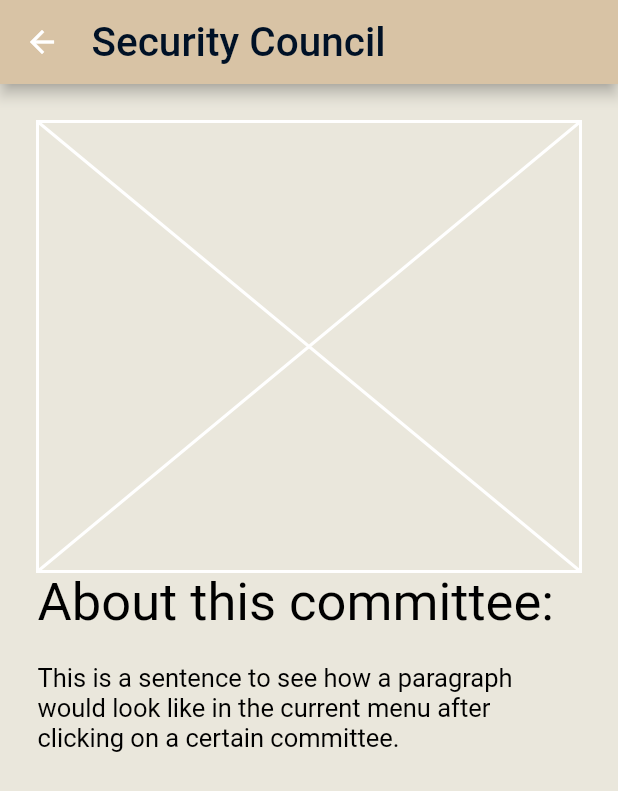
After one commit to po40361/MUNHelperApp, a Flutter app: the ResoHelpPage screen opened directly, after a tap on "Security Council", on a phone screen of 412 x 824 dp. The commit adds this screen. Shown: the top 791 px of the screen. Run offline on Flutter 3.47's test engine with Material 2 defaults, Android fonts, the phone set to English and light mode, and no system bars.

Commit message:
Added richtext for pages

```diff
--- a/lib/src/pages.dart
+++ b/lib/pages/branch1/ResoHelp.dart
@@ -1,5 +1,10 @@
 import 'package:flutter/material.dart';
-import 'colors.dart';
+import 'package:helloflutter/src/colors.dart';
+import 'package:helloflutter/pages/branch1/ResoHelpBranch2/DisarmamentCommittees.dart';
+import 'package:helloflutter/pages/branch1/ResoHelpBranch2/EnvironmentalCommittees.dart';
+import 'package:helloflutter/pages/branch1/ResoHelpBranch2/GeneralAssembly.dart';
+import 'package:helloflutter/pages/branch1/ResoHelpBranch2/SecurityCouncil.dart';
+import 'package:helloflutter/pages/branch1/ResoHelpBranch2/HumanRightsCouncil.dart';
 
 
 class ResoHelpPage extends StatefulWidget{
@@ -41,44 +46,11 @@ class ResoHelpPageState extends State<ResoHelpPage>{
             SelectCommitteeButton(500.0, 100.0, 'Security Council'),
             SelectCommitteeButton(500.0, 100.0, 'Human Rights Council'),
             SelectCommitteeButton(500.0, 100.0, 'General Assembly'),
-            SelectCommitteeButton(500.0, 100.0, 'ECOSOC'),
-            SelectCommitteeButton(500.0, 100.0, 'Disarmament')
+            SelectCommitteeButton(500.0, 100.0, 'Environmental Committees'),
+            SelectCommitteeButton(500.0, 100.0, 'Disarmament Committees')
           ]
         ),
     );
-  }
-}
-
-
-
-class InConferenceHelpPage extends StatefulWidget{
-  @override
-  State<StatefulWidget> createState(){
-  return InConferenceHelpPageState();
-
-  }
-}
-
-class InConferenceHelpPageState extends State<InConferenceHelpPage>{
-  @override
-  Widget build (BuildContext context){
-    return Scaffold(
-    backgroundColor: bgColor,
-    appBar: AppBar(
-      titleSpacing: 5.0,
-      title:
-      Center(
-              child: Text(
-          'In-Conference Help',
-          style: TextStyle(
-            color: textColor,
-            fontSize: 27.0
-          ),
-        ),
-      ),
-      backgroundColor: barColor
-    ),
-  );
   }
 }
 
@@ -105,15 +77,22 @@ class SelectCommitteeButton extends StatelessWidget{
           borderRadius: BorderRadius.circular(20)
         ),
         child:
-        Center(
-            child: Text(name,
+        Wrap(
+          direction: Axis.horizontal,
+          children: <Widget>[
+            Text(name,
               style: TextStyle(
               color: textColor,
-              fontSize: 25.0
-            )
-          ),
+              fontSize: 25.0),
+              textAlign: TextAlign.center,
+          ),]
         ),
         onPressed: (){
+
+          if (name == 'Security Council')
+          Navigator.push(context, MaterialPageRoute(builder: (context) => SecurityCouncilPage()));
+
+
           },
         )
       );
--- /dev/null
+++ b/lib/pages/branch1/ResoHelpBranch2/SecurityCouncil.dart
@@ -0,0 +1,74 @@
+import 'package:flutter/material.dart';
+import 'package:helloflutter/src/colors.dart';
+
+class SecurityCouncilPage extends StatefulWidget{
+  @override
+  State<StatefulWidget> createState(){
+  return SecurityCouncilPageState();
+  }
+}
+
+class SecurityCouncilPageState extends State<SecurityCouncilPage>{
+  @override
+  Widget build (BuildContext context){
+    return Scaffold(
+    backgroundColor: bgColor,
+    appBar: AppBar(
+      titleSpacing: 5.0,
+      title: Text(
+        'Security Council',
+        style: TextStyle(
+          color: textColor,
+          fontSize: 27.0
+        ),
+      ),
+      backgroundColor: barColor
+    ),
+    body:
+        ListView(
+          scrollDirection: Axis.vertical,
+          padding: const EdgeInsets.all(20.0),
+          children:[
+            Container(
+              alignment: Alignment(0, -0.93),
+              padding: EdgeInsets.all(5.0),
+              child:
+                Wrap(
+                  direction: Axis.horizontal,
+                  //alignment: WrapAlignment.center,
+                  children: <Widget>[
+                      Placeholder(
+                        color: Color(0xFFFFFFFF),
+                        fallbackWidth: 300.0,
+                        fallbackHeight: 300.0),
+                      Center(
+                        child: RichText(
+                          text:TextSpan(
+                          style: TextStyle(
+                            color: Colors.black),
+                          children: <TextSpan>[
+                            TextSpan(
+                              text:'About this committee:\n',
+                              style: TextStyle(fontSize: 35.0)),
+
+                            TextSpan(
+                              text:'\nThis is a sentence to see how a paragraph would look like in the current menu after clicking on a certain committee.',
+                              style: TextStyle(fontSize: 17.0))
+                              ]),
+                          textAlign: TextAlign.left,
+                        ),
+                      ),
+                        /*Text('Points of Information',
+                          style: TextStyle(
+                            fontSize: 40.0
+                            font),
+                          textAlign: TextAlign.center)*/
+
+                    ]
+                )
+            )
+          ]
+        ),
+    );
+  }
+}
```
Also changed, not shown: lib/pages/branch1/InConferenceHelp.dart (added, +70 -0 lines), lib/pages/branch1/TrollingGuide.dart (added, +70 -0 lines), lib/src/app.dart (+4 -10 lines), flutter_01.png (added), flutter_02.png (added), lib/pages/branch1/ResoHelpBranch2/DisarmamentCommittees.dart (added), lib/pages/branch1/ResoHelpBranch2/EnvironmentalCommittees.dart (added), lib/pages/branch1/ResoHelpBranch2/GeneralAssembly.dart (added), lib/pages/branch1/ResoHelpBranch2/HumanRightsCouncil.dart (added).
